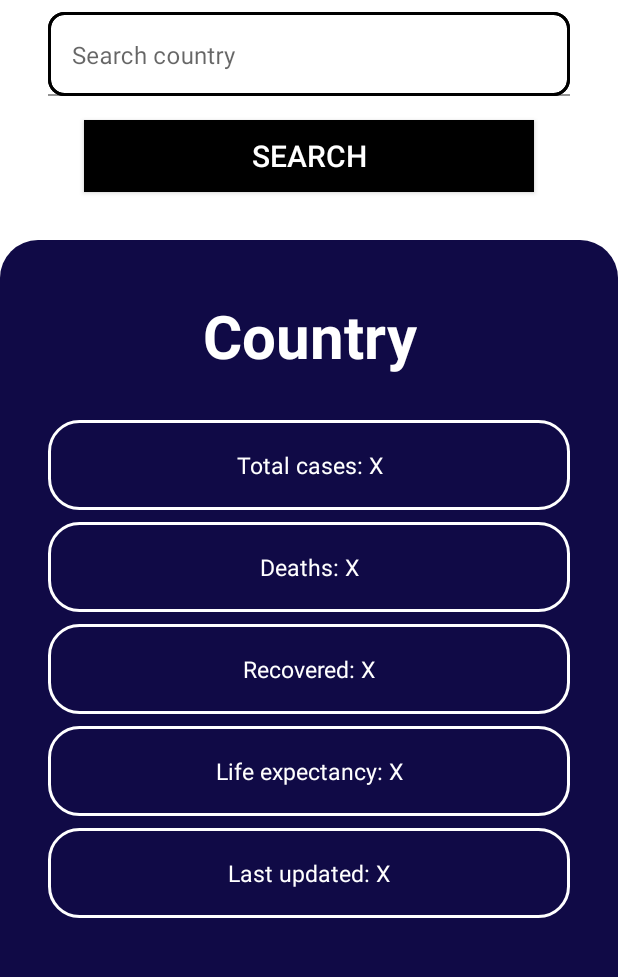
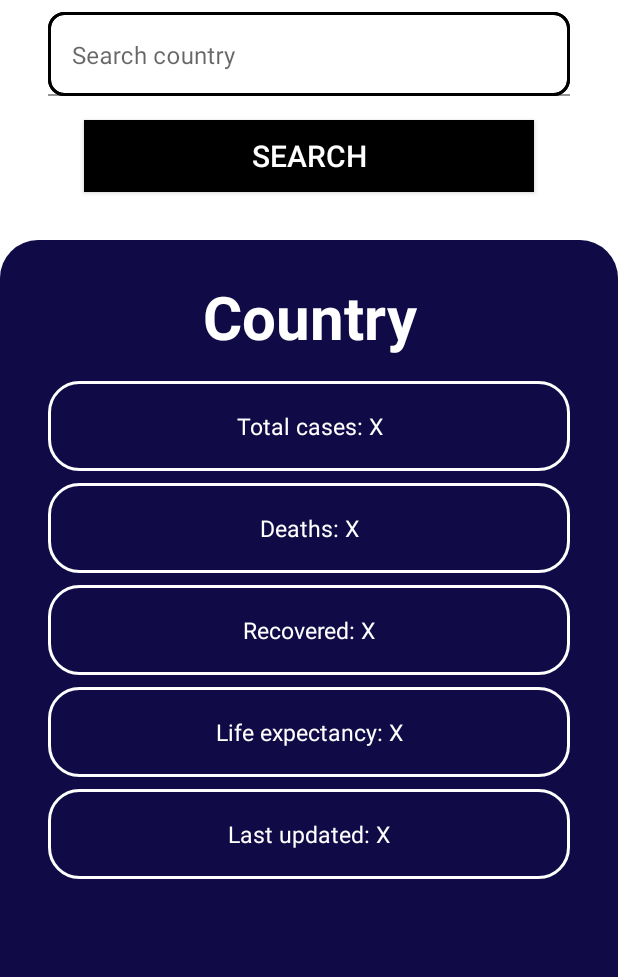
Before and after one commit to borYans/CovidStats-app, an Android app: the screen it shows after launch (MainActivity), on a phone screen of 412 x 824 dp, the part 129-1106 px from its top. Run offline under Robolectric (Android 15) with nearby library versions, the phone set to English and light mode, and no system bars; our stand-ins replace data binding, navigation-ui.

Commit message:
Added progress bar to Home Screen commit

```diff
--- a/app/src/main/res/layout/fragment_home.xml
+++ b/app/src/main/res/layout/fragment_home.xml
@@ -91,7 +91,7 @@
             <TextView
                 android:id="@+id/statsTextView"
                 android:layout_width="match_parent"
-                android:layout_height="80dp"
+                android:layout_height="wrap_content"
                 android:layout_marginStart="32dp"
                 android:layout_marginLeft="32dp"
                 android:layout_marginTop="24dp"
@@ -209,13 +209,14 @@
                 app:layout_constraintTop_toBottomOf="@+id/lifeExpectancy" />
 
 
-            <com.google.android.material.progressindicator.CircularProgressIndicator
+            <ProgressBar
                 android:id="@+id/progressBar"
                 android:layout_width="wrap_content"
                 android:layout_height="wrap_content"
                 app:layout_constraintBottom_toBottomOf="parent"
                 app:layout_constraintEnd_toEndOf="parent"
                 android:visibility="gone"
+                android:backgroundTint="@color/white"
                 app:layout_constraintStart_toStartOf="parent"
                 app:layout_constraintTop_toTopOf="parent" />
 
```
Also changed, not shown: app/src/main/java/com/boryans/covidstats/ui/HomeFragment.kt (+8 -6 lines).
